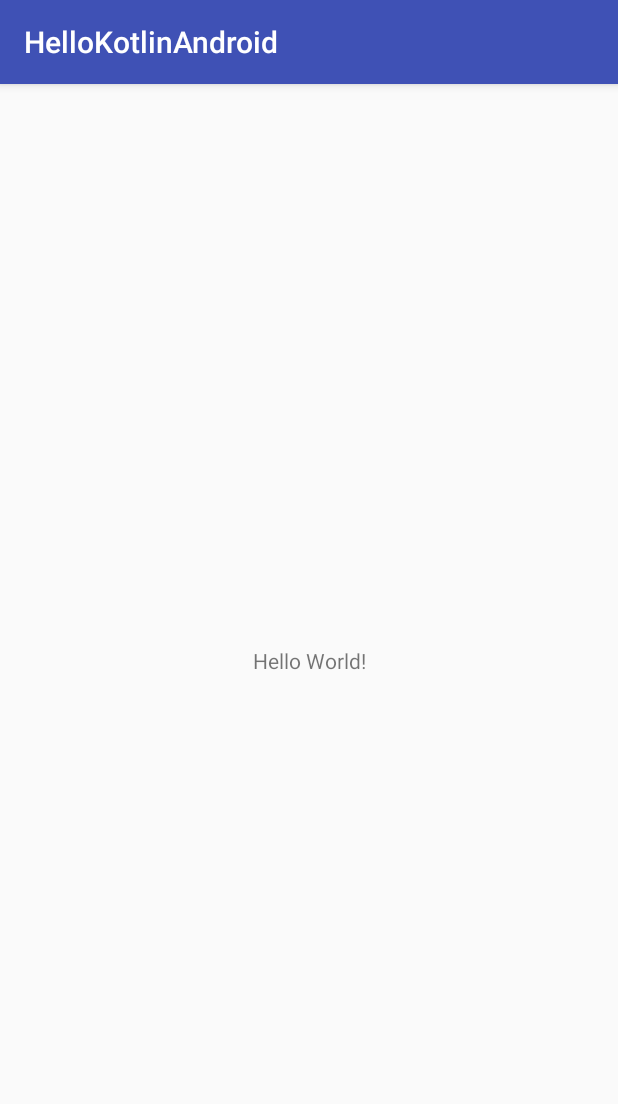
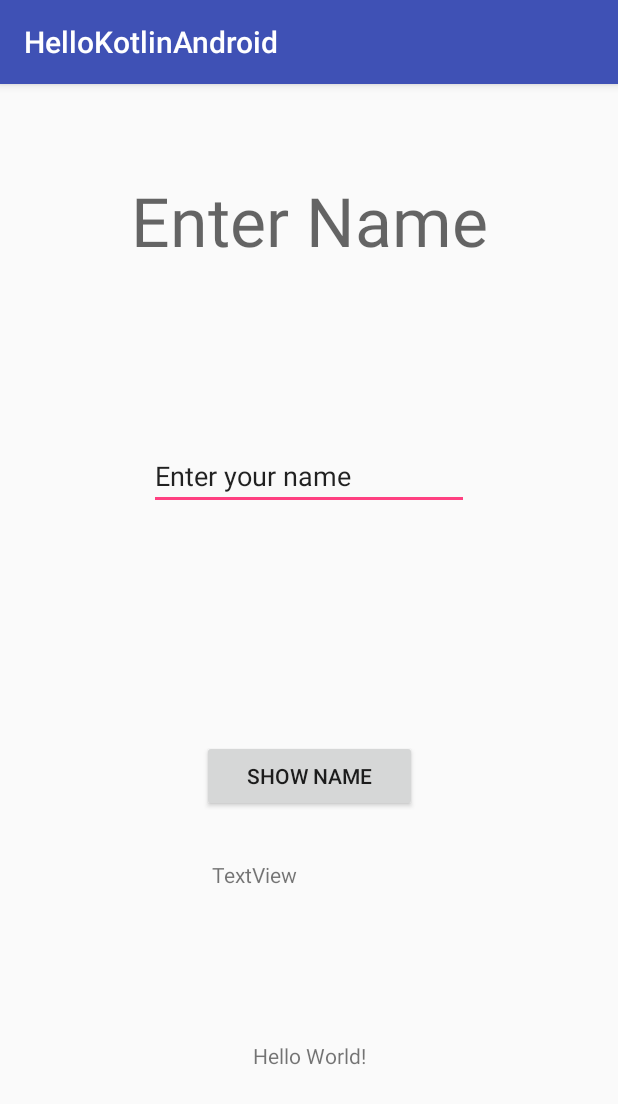
Before and after one commit to gitzblitz/HelloKotlinAndroid, an Android app: the screen it shows after launch (MainActivity), on a phone screen of 412 x 824 dp. Shown: the top 1104 px of the screen. Run offline under Robolectric (Android 15) with nearby library versions, the phone set to English and light mode, and no system bars.

Commit message:
Adding widgets to layout

```diff
--- a/app/src/main/res/layout/activity_main.xml
+++ b/app/src/main/res/layout/activity_main.xml
@@ -7,12 +7,81 @@
     tools:context="gitzblitz.com.hellokotlinandroid.MainActivity">
 
     <TextView
+        android:id="@+id/textView4"
         android:layout_width="wrap_content"
         android:layout_height="wrap_content"
         android:text="Hello World!"
         app:layout_constraintBottom_toBottomOf="parent"
         app:layout_constraintLeft_toLeftOf="parent"
         app:layout_constraintRight_toRightOf="parent"
-        app:layout_constraintTop_toTopOf="parent" />
+        app:layout_constraintTop_toTopOf="parent"
+        app:layout_constraintVertical_bias="0.852" />
+
+    <TextView
+        android:id="@+id/nameTextView"
+        android:layout_width="wrap_content"
+        android:layout_height="wrap_content"
+        android:layout_marginBottom="8dp"
+        android:layout_marginEnd="8dp"
+        android:layout_marginStart="8dp"
+        android:layout_marginTop="8dp"
+        android:text="Enter Name"
+        android:textAppearance="@style/TextAppearance.AppCompat.Display2"
+        app:layout_constraintBottom_toTopOf="@+id/textView4"
+        app:layout_constraintEnd_toEndOf="parent"
+        app:layout_constraintHorizontal_bias="0.503"
+        app:layout_constraintStart_toStartOf="parent"
+        app:layout_constraintTop_toTopOf="parent"
+        app:layout_constraintVertical_bias="0.094" />
+
+    <EditText
+        android:id="@+id/nameEditText"
+        android:layout_width="213dp"
+        android:layout_height="42dp"
+        android:layout_marginBottom="8dp"
+        android:layout_marginEnd="8dp"
+        android:layout_marginStart="8dp"
+        android:layout_marginTop="8dp"
+        android:ems="10"
+        android:inputType="textPersonName"
+        android:text="Enter your name"
+        app:layout_constraintBottom_toTopOf="@+id/textView4"
+        app:layout_constraintEnd_toEndOf="parent"
+        app:layout_constraintHorizontal_bias="0.501"
+        app:layout_constraintStart_toStartOf="parent"
+        app:layout_constraintTop_toTopOf="parent"
+        app:layout_constraintVertical_bias="0.403" />
+
+    <TextView
+        android:id="@+id/textView5"
+        android:layout_width="129dp"
+        android:layout_height="76dp"
+        android:layout_marginBottom="8dp"
+        android:layout_marginEnd="8dp"
+        android:layout_marginStart="8dp"
+        android:layout_marginTop="8dp"
+        android:text="TextView"
+        app:layout_constraintBottom_toBottomOf="parent"
+        app:layout_constraintEnd_toEndOf="parent"
+        app:layout_constraintHorizontal_bias="0.501"
+        app:layout_constraintStart_toStartOf="parent"
+        app:layout_constraintTop_toTopOf="parent"
+        app:layout_constraintVertical_bias="0.753" />
+
+    <Button
+        android:id="@+id/btnShowName"
+        android:layout_width="143dp"
+        android:layout_height="wrap_content"
+        android:layout_marginBottom="32dp"
+        android:layout_marginEnd="8dp"
+        android:layout_marginStart="8dp"
+        android:layout_marginTop="8dp"
+        android:text="Show Name"
+        app:layout_constraintBottom_toTopOf="@+id/textView5"
+        app:layout_constraintEnd_toEndOf="parent"
+        app:layout_constraintHorizontal_bias="0.501"
+        app:layout_constraintStart_toStartOf="parent"
+        app:layout_constraintTop_toTopOf="parent"
+        app:layout_constraintVertical_bias="1.0" />
 
 </android.support.constraint.ConstraintLayout>
```
